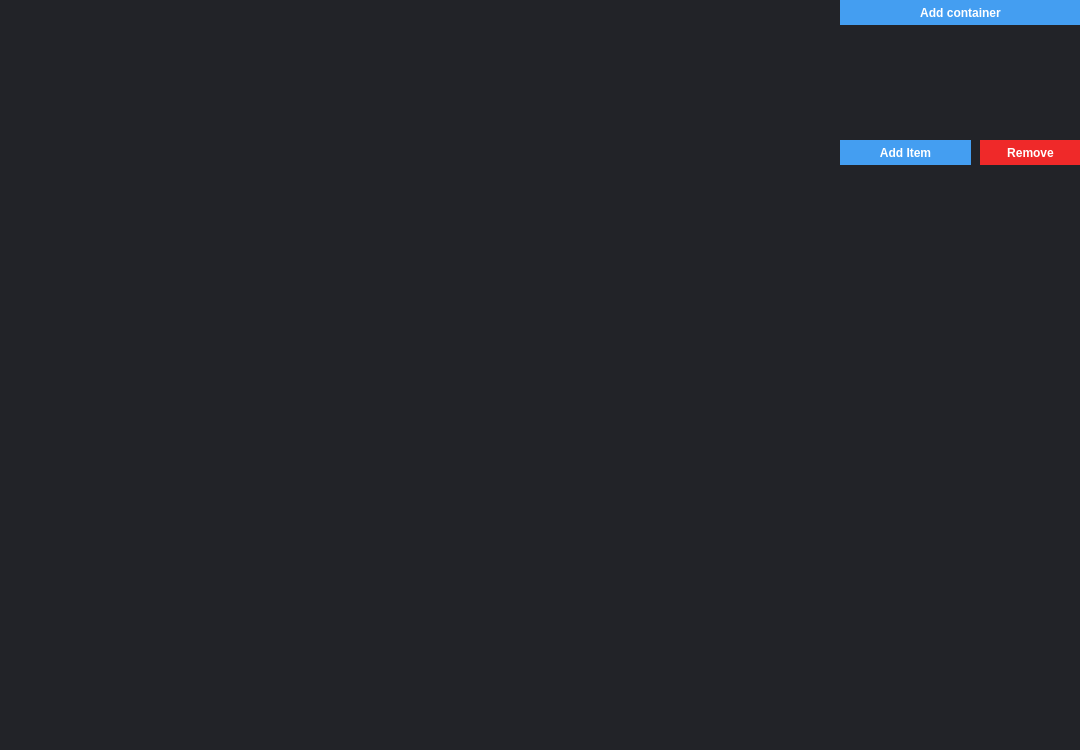
AmiditeX/Blue, file Blue/DBMainComponents/bluewidget.ui: the form before one commit.
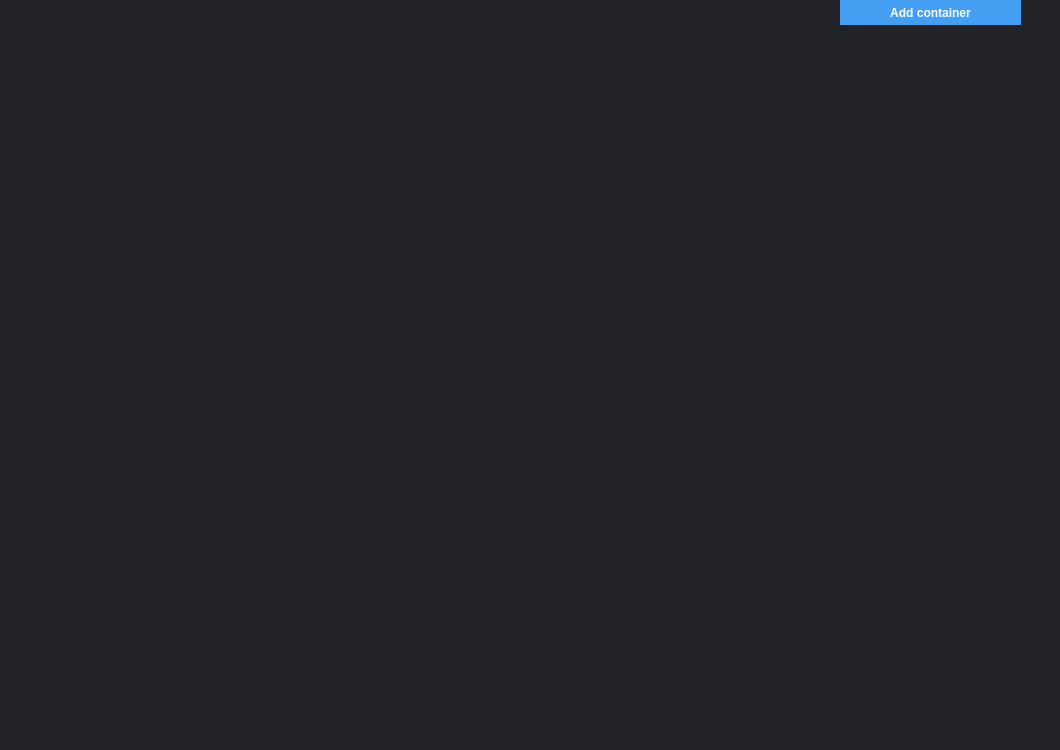
The form after the commit.

Diff of the .ui file:
```diff
--- a/Blue/DBMainComponents/bluewidget.ui
+++ b/Blue/DBMainComponents/bluewidget.ui
@@ -6,7 +6,7 @@
    <rect>
     <x>0</x>
     <y>0</y>
-    <width>1080</width>
+    <width>1060</width>
     <height>750</height>
    </rect>
   </property>
@@ -24,7 +24,7 @@
     <rect>
      <x>840</x>
      <y>0</y>
-     <width>241</width>
+     <width>181</width>
      <height>25</height>
     </rect>
    </property>
@@ -45,71 +45,6 @@
     <string>Add container</string>
    </property>
   </widget>
-  <widget class="QPushButton" name="pushButton_2">
-   <property name="geometry">
-    <rect>
-     <x>840</x>
-     <y>140</y>
-     <width>131</width>
-     <height>25</height>
-    </rect>
-   </property>
-   <property name="styleSheet">
-    <string notr="true">QPushButton
-{
-border:0px;
-background-color: rgb(68, 158, 241);
-color: rgb(255, 255, 255);
-font-weight: bold
-}
-
-QPushButton::pressed {
-background-color: rgb(93, 127, 247);
-}</string>
-   </property>
-   <property name="text">
-    <string>Add Item</string>
-   </property>
-  </widget>
-  <widget class="QPushButton" name="pushButton_3">
-   <property name="geometry">
-    <rect>
-     <x>980</x>
-     <y>140</y>
-     <width>101</width>
-     <height>25</height>
-    </rect>
-   </property>
-   <property name="styleSheet">
-    <string notr="true">QPushButton
-{
-border:0px;
-background-color: rgb(239, 41, 41);
-color: rgb(255, 255, 255);
-font-weight: bold
-}
-
-QPushButton::pressed {
-background-color: rgb(164, 0, 0);
-}</string>
-   </property>
-   <property name="text">
-    <string>Remove</string>
-   </property>
-  </widget>
-  <widget class="QListView" name="propertyList_2">
-   <property name="geometry">
-    <rect>
-     <x>840</x>
-     <y>174</y>
-     <width>241</width>
-     <height>571</height>
-    </rect>
-   </property>
-   <property name="frameShape">
-    <enum>QFrame::NoFrame</enum>
-   </property>
-  </widget>
   <widget class="QListWidget" name="containerList">
    <property name="geometry">
     <rect>
```
